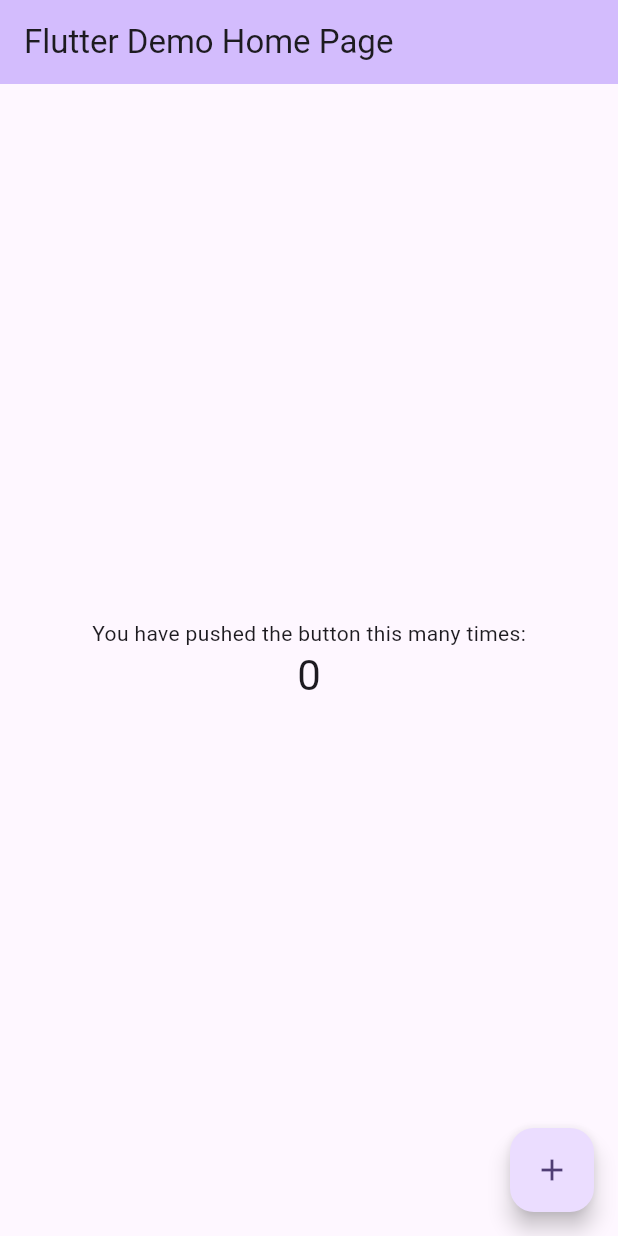
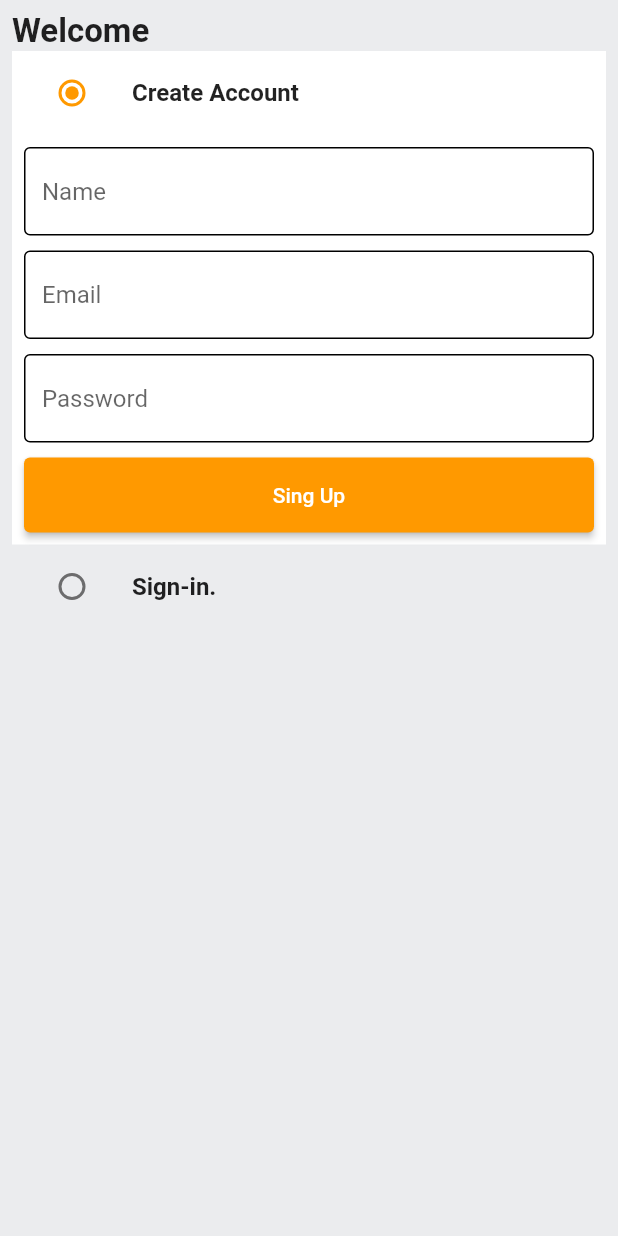
Before and after one commit to JayGandhi1709/Amazon_clone_flutter, a Flutter app: the screen it shows after launch, on a phone screen of 412 x 824 dp. Run offline on Flutter 3.47's test engine with Material 2 defaults, Android fonts, the phone set to English and light mode, and no system bars.

Commit message:
Auth Screen UI Completed

```diff
--- /dev/null
+++ b/lib/common/widgets/custom_button.dart
@@ -0,0 +1,18 @@
+import 'package:flutter/material.dart';
+
+class CustomButton extends StatelessWidget {
+  final String text;
+  final VoidCallback onTap;
+  const CustomButton({super.key, required this.text, required this.onTap});
+
+  @override
+  Widget build(BuildContext context) {
+    return ElevatedButton(
+      onPressed: onTap,
+      style: ElevatedButton.styleFrom(
+        minimumSize: const Size(double.infinity, 50),
+      ),
+      child: Text(text),
+    );
+  }
+}
--- /dev/null
+++ b/lib/common/widgets/custom_textfield.dart
@@ -0,0 +1,28 @@
+import 'package:flutter/material.dart';
+
+class CustomTextField extends StatelessWidget {
+  final TextEditingController controller;
+  final String hintText;
+  const CustomTextField({super.key, required this.controller, required this.hintText});
+
+  @override
+  Widget build(BuildContext context) {
+    return TextFormField(
+      controller: controller,
+      decoration: InputDecoration(
+        border: const OutlineInputBorder(
+          borderSide: BorderSide(
+            color: Colors.black,
+          ),
+        ),
+        enabledBorder: const OutlineInputBorder(
+          borderSide: BorderSide(
+            color: Colors.black,
+          ),
+        ),
+        hintText: hintText,
+      ),
+      // validator: ,
+    );
+  }
+}
--- /dev/null
+++ b/lib/constants/global_variables.dart
@@ -0,0 +1,18 @@
+import 'package:flutter/material.dart';
+
+class GlobalVariables {
+   // COLORS
+  static const appBarGradient = LinearGradient(
+    colors: [
+      Color.fromARGB(255, 29, 201, 192),
+      Color.fromARGB(255, 125, 221, 216),
+    ],
+    stops: [0.5, 1.0],
+  );
+
+  static const secondaryColor = Color.fromRGBO(255, 153, 0, 1);
+  static const backgroundColor = Colors.white;
+  static const Color greyBackgroundColor = Color(0xffebecee);
+  static var selectedNavBarColor = Colors.cyan[800]!;
+  static const unselectedNavBarColor = Colors.black87;
+}
--- /dev/null
+++ b/lib/features/auth/screens/auth_screen.dart
@@ -0,0 +1,150 @@
+import 'package:amazon_clone/common/widgets/custom_button.dart';
+import 'package:amazon_clone/common/widgets/custom_textfield.dart';
+import 'package:amazon_clone/constants/global_variables.dart';
+import 'package:flutter/material.dart';
+
+enum Auth {
+  signin,
+  signup,
+}
+
+class AuthScreen extends StatefulWidget {
+  static const String routeName = "/auth-screen";
+  const AuthScreen({super.key});
+
+  @override
+  State<AuthScreen> createState() => _AuthScreenState();
+}
+
+class _AuthScreenState extends State<AuthScreen> {
+  Auth _auth = Auth.signup;
+  final _signUpFormKey = GlobalKey<FormState>();
+  final _signInFormKey = GlobalKey<FormState>();
+
+  final TextEditingController _emailController = TextEditingController();
+  final TextEditingController _passwordController = TextEditingController();
+  final TextEditingController _nameController = TextEditingController();
+
+  @override
+  void dispose() {
+    // TODO: implement dispose
+    _emailController.dispose();
+    _passwordController.dispose();
+    _nameController.dispose();
+    super.dispose();
+  }
+
+  @override
+  Widget build(BuildContext context) {
+    return Scaffold(
+      backgroundColor: GlobalVariables.greyBackgroundColor,
+      body: SafeArea(
+        child: Padding(
+          padding: const EdgeInsets.all(8.0),
+          child: Column(
+            crossAxisAlignment: CrossAxisAlignment.start,
+            children: [
+              const Text(
+                "Welcome",
+                style: TextStyle(
+                  fontSize: 22,
+                  fontWeight: FontWeight.bold,
+                ),
+              ),
+              ListTile(
+                tileColor: _auth == Auth.signup
+                    ? GlobalVariables.backgroundColor
+                    : GlobalVariables.greyBackgroundColor,
+                leading: Radio(
+                  activeColor: GlobalVariables.secondaryColor,
+                  value: Auth.signup,
+                  groupValue: _auth,
+                  onChanged: (Auth? value) {
+                    setState(() {
+                      _auth = value!;
+                    });
+                  },
+                ),
+                title: const Text(
+                  "Create Account",
+                  style: TextStyle(
+                    fontWeight: FontWeight.bold,
+                  ),
+                ),
+              ),
+              if (_auth == Auth.signup)
+                Container(
+                  padding: const EdgeInsets.all(8.0),
+                  color: GlobalVariables.backgroundColor,
+                  child: Form(
+                    key: _signUpFormKey,
+                    child: Column(
+                      children: [
+                        CustomTextField(
+                          controller: _nameController,
+                          hintText: 'Name',
+                        ),
+                        const SizedBox(height: 10),
+                        CustomTextField(
+                          controller: _emailController,
+                          hintText: 'Email',
+                        ),
+                        const SizedBox(height: 10),
+                        CustomTextField(
+                          controller: _passwordController,
+                          hintText: 'Password',
+                        ),
+                        const SizedBox(height: 10),
+                        CustomButton(text: "Sing Up", onTap: () {})
+                      ],
+                    ),
+                  ),
+                ),
+              ListTile(
+                leading: Radio(
+                  activeColor: GlobalVariables.secondaryColor,
+                  value: Auth.signin,
+                  groupValue: _auth,
+                  onChanged: (Auth? value) {
+                    setState(() {
+                      _auth = value!;
+                    });
+                  },
+                ),
+                title: const Text(
+                  "Sign-in.",
+                  style: TextStyle(
+                    fontWeight: FontWeight.bold,
+                  ),
+                ),
+              ),
+              if (_auth == Auth.signin)
+                Container(
+                  padding: const EdgeInsets.all(8.0),
+                  color: GlobalVariables.backgroundColor,
+                  child: Form(
+                    key: _signUpFormKey,
+                    child: Column(
+                      children: [
+                        CustomTextField(
+                          controller: _emailController,
+                          hintText: 'Email',
+                        ),
+                        const SizedBox(height: 10),
+                        CustomTextField(
+                          controller: _passwordController,
+                          hintText: 'Password',
+                        ),
+                        const SizedBox(height: 10),
+                        CustomButton(text: "Sing In", onTap: () {})
+                      ],
+                    ),
+                  ),
+                ),
+            ],
+          ),
+        ),
+      ),
+    );
+  }
+}
--- a/lib/main.dart
+++ b/lib/main.dart
@@ -1,3 +1,6 @@
+import 'package:amazon_clone/constants/global_variables.dart';
+import 'package:amazon_clone/features/auth/screens/auth_screen.dart';
+import 'package:amazon_clone/router.dart';
 import 'package:flutter/material.dart';
 
 void main() {
@@ -7,119 +10,25 @@ void main() {
 class MyApp extends StatelessWidget {
   const MyApp({super.key});
 
-  // This widget is the root of your application.
   @override
   Widget build(BuildContext context) {
     return MaterialApp(
-      title: 'Flutter Demo',
+      title: 'Amazon Clone',
+      debugShowCheckedModeBanner: false,
       theme: ThemeData(
-        // This is the theme of your application.
-        //
-        // TRY THIS: Try running your application with "flutter run". You'll see
-        // the application has a blue toolbar. Then, without quitting the app,
-        // try changing the seedColor in the colorScheme below to Colors.green
-        // and then invoke "hot reload" (save your changes or press the "hot
-        // reload" button in a Flutter-supported IDE, or press "r" if you used
-        // the command line to start the app).
-        //
-        // Notice that the counter didn't reset back to zero; the application
-        // state is not lost during the reload. To reset the state, use hot
-        // restart instead.
-        //
-        // This works for code too, not just values: Most code changes can be
-        // tested with just a hot reload.
-        colorScheme: ColorScheme.fromSeed(seedColor: Colors.deepPurple),
-        useMaterial3: true,
+        scaffoldBackgroundColor: GlobalVariables.backgroundColor,
+        colorScheme: const ColorScheme.light(
+          primary: GlobalVariables.secondaryColor,
+        ),
+        appBarTheme: const AppBarTheme(
+          elevation: 0,
+          iconTheme: IconThemeData(
+            color: Colors.black,
+          ),
+        ),
       ),
-      home: const MyHomePage(title: 'Flutter Demo Home Page'),
+      onGenerateRoute: (settings) => generateRoute(settings),
+      home: const AuthScreen(),
     );
   }
 }
-
-class MyHomePage extends StatefulWidget {
-  const MyHomePage({super.key, required this.title});
-
-  // This widget is the home page of your application. It is stateful, meaning
-  // that it has a State object (defined below) that contains fields that affect
-  // how it looks.
-
-  // This class is the configuration for the state. It holds the values (in this
-  // case the title) provided by the parent (in this case the App widget) and
-  // used by the build method of the State. Fields in a Widget subclass are
-  // always marked "final".
-
-  final String title;
-
-  @override
-  State<MyHomePage> createState() => _MyHomePageState();
-}
-
-class _MyHomePageState extends State<MyHomePage> {
-  int _counter = 0;
-
-  void _incrementCounter() {
-    setState(() {
-      // This call to setState tells the Flutter framework that something has
-      // changed in this State, which causes it to rerun the build method below
-      // so that the display can reflect the updated values. If we changed
-      // _counter without calling setState(), then the build method would not be
-      // called again, and so nothing would appear to happen.
-      _counter++;
-    });
-  }
-
-  @override
-  Widget build(BuildContext context) {
-    // This method is rerun every time setState is called, for instance as done
-    // by the _incrementCounter method above.
-    //
-    // The Flutter framework has been optimized to make rerunning build methods
-    // fast, so that you can just rebuild anything that needs updating rather
-    // than having to individually change instances of widgets.
-    return Scaffold(
-      appBar: AppBar(
-        // TRY THIS: Try changing the color here to a specific color (to
-        // Colors.amber, perhaps?) and trigger a hot reload to see the AppBar
-        // change color while the other colors stay the same.
-        backgroundColor: Theme.of(context).colorScheme.inversePrimary,
-        // Here we take the value from the MyHomePage object that was created by
-        // the App.build method, and use it to set our appbar title.
-        title: Text(widget.title),
-      ),
-      body: Center(
-        // Center is a layout widget. It takes a single child and positions it
-        // in the middle of the parent.
-        child: Column(
-          // Column is also a layout widget. It takes a list of children and
-          // arranges them vertically. By default, it sizes itself to fit its
-          // children horizontally, and tries to be as tall as its parent.
-          //
-          // Column has various properties to control how it sizes itself and
-          // how it positions its children. Here we use mainAxisAlignment to
-          // center the children vertically; the main axis here is the vertical
-          // axis because Columns are vertical (the cross axis would be
-          // horizontal).
-          //
-          // TRY THIS: Invoke "debug painting" (choose the "Toggle Debug Paint"
-          // action in the IDE, or press "p" in the console), to see the
-          // wireframe for each widget.
-          mainAxisAlignment: MainAxisAlignment.center,
-          children: <Widget>[
-            const Text(
-              'You have pushed the button this many times:',
-            ),
-            Text(
-              '$_counter',
-              style: Theme.of(context).textTheme.headlineMedium,
-            ),
-          ],
-        ),
-      ),
-      floatingActionButton: FloatingActionButton(
-        onPressed: _incrementCounter,
-        tooltip: 'Increment',
-        child: const Icon(Icons.add),
-      ), // This trailing comma makes auto-formatting nicer for build methods.
-    );
-  }
-}
--- /dev/null
+++ b/lib/router.dart
@@ -0,0 +1,21 @@
+import 'package:amazon_clone/features/auth/screens/auth_screen.dart';
+import 'package:flutter/material.dart';
+
+Route<dynamic> generateRoute(RouteSettings routeSettings) {
+  switch (routeSettings.name) {
+    case AuthScreen.routeName:
+      return MaterialPageRoute(
+        settings: routeSettings,
+        builder: (_) => const AuthScreen(),
+      );
+    default:
+      return MaterialPageRoute(
+        settings: routeSettings,
+        builder: (_) => const Scaffold(
+          body: Center(
+            child: Text("Screen dose not exist!"),
+          ),
+        ),
+      );
+  }
+}
```
